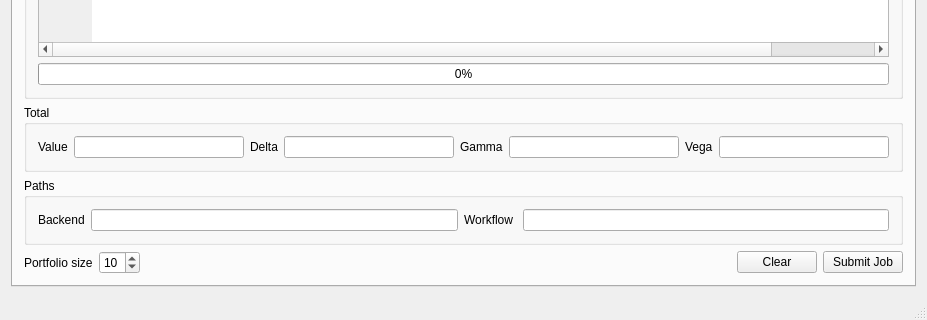
The window that trunk/sdpa-gui/sdpa-gui/monitorwindow.ui (cc-hpc-itwm/gpispace) describes before a commit, drawn with Qt 5; both pictures show x 0 to 927 and y 372 to 692 of the 927 by 692 pixel window.
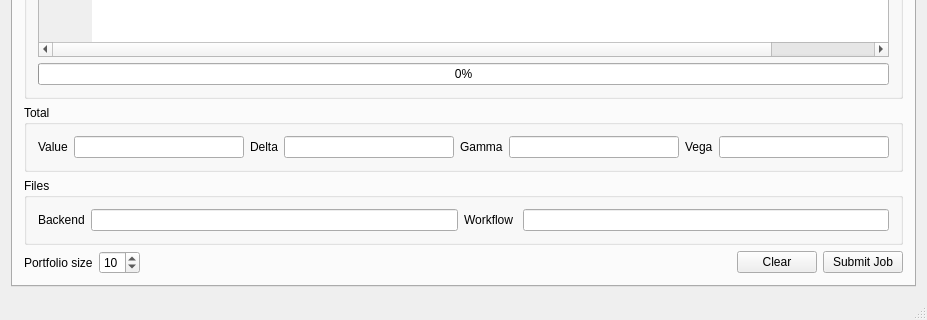
The same window after the commit.

```diff
--- a/trunk/sdpa-gui/sdpa-gui/monitorwindow.ui
+++ b/trunk/sdpa-gui/sdpa-gui/monitorwindow.ui
@@ -352,7 +352,7 @@
         <item row="2" column="0">
          <widget class="QGroupBox" name="groupBox_9">
           <property name="title">
-           <string>Paths</string>
+           <string>Files</string>
           </property>
           <layout class="QGridLayout" name="gridLayout_6">
            <item row="0" column="0">
```
Left out of the diff: 4 changed lines with no effect on the pictures.
